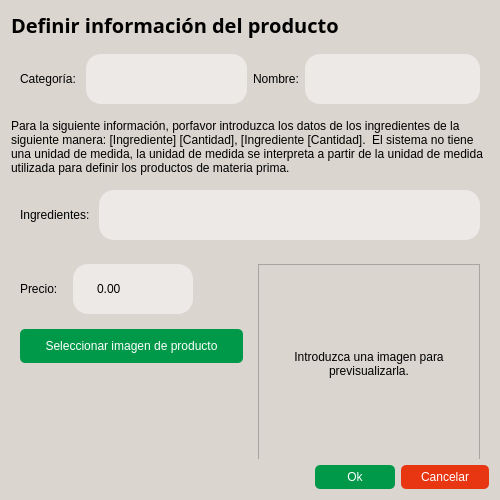
Above: POS_Application/src/ui/inventory/productformdialog.ui from Svndda/POS before the change. Below: the same form after it.
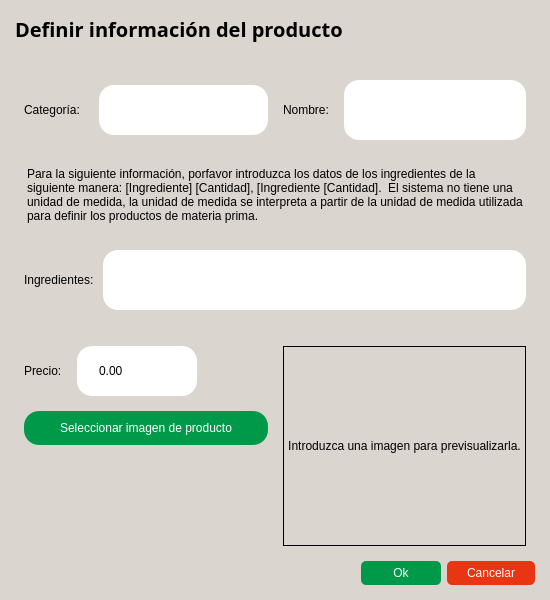
That is the form after the change.

```diff
--- a/POS_Application/src/ui/inventory/productformdialog.ui
+++ b/POS_Application/src/ui/inventory/productformdialog.ui
@@ -6,20 +6,20 @@
    <rect>
     <x>0</x>
     <y>0</y>
-    <width>500</width>
-    <height>500</height>
+    <width>550</width>
+    <height>600</height>
    </rect>
   </property>
   <property name="minimumSize">
    <size>
-    <width>500</width>
-    <height>400</height>
+    <width>550</width>
+    <height>600</height>
    </size>
   </property>
   <property name="maximumSize">
    <size>
-    <width>800</width>
-    <height>700</height>
+    <width>550</width>
+    <height>600</height>
    </size>
   </property>
   <property name="windowTitle">
@@ -30,6 +30,21 @@
 background-color: rgb(218, 213, 207);</string>
   </property>
   <layout class="QVBoxLayout" name="verticalLayout">
+   <property name="spacing">
+    <number>6</number>
+   </property>
+   <property name="leftMargin">
+    <number>15</number>
+   </property>
+   <property name="topMargin">
+    <number>15</number>
+   </property>
+   <property name="rightMargin">
+    <number>15</number>
+   </property>
+   <property name="bottomMargin">
+    <number>15</number>
+   </property>
    <item>
     <widget class="QLabel" name="label">
      <property name="font">
@@ -47,9 +62,28 @@
      </property>
     </widget>
    </item>
+   <item>
+    <spacer name="verticalSpacer_2">
+     <property name="orientation">
+      <enum>Qt::Orientation::Vertical</enum>
+     </property>
+     <property name="sizeType">
+      <enum>QSizePolicy::Policy::Minimum</enum>
+     </property>
+     <property name="sizeHint" stdset="0">
+      <size>
+       <width>20</width>
+       <height>10</height>
+      </size>
+     </property>
+    </spacer>
+   </item>
    <item>
     <widget class="QWidget" name="widget" native="true">
      <layout class="QHBoxLayout" name="horizontalLayout_2">
+      <property name="spacing">
+       <number>15</number>
+      </property>
       <item>
        <layout class="QHBoxLayout" name="horizontalLayout">
         <item>
@@ -78,12 +112,11 @@
           </property>
           <property name="styleSheet">
            <string notr="true">  QComboBox {
-    border: 2px solid  rgb(237, 233, 230);
     border-radius: 15px;
     color: black;
-    background-color: rgb(237, 233, 230);
+	background-color: white;
     padding-left: 20px;
-    padding-right: 20px;
+    padding-right: 10px;
   }
 
   /* Estilo para el área desplegable */
@@ -139,13 +172,12 @@
           </property>
           <property name="styleSheet">
            <string notr="true">QLineEdit {
-  border: 2px solid  rgb(237, 233, 230);
   border-radius: 15px;
 
   color: black;
-  background-color: rgb(237, 233, 230);
+  background-color: white;
   padding-left: 20px;
-  padding-right: 20px;
+  padding-right: 10px;
   padding-top: 10px;
   padding-bottom: 10px;
 }</string>
@@ -163,7 +195,9 @@
    <item>
     <widget class="QLabel" name="label_2">
      <property name="styleSheet">
-      <string notr="true">color:black;</string>
+      <string notr="true">color:black;
+padding-left: 9px;
+padding-right: 9px;</string>
      </property>
      <property name="text">
       <string>Para la siguiente información, porfavor introduzca los datos de los ingredientes de la siguiente manera: [Ingrediente] [Cantidad], [Ingrediente [Cantidad].  El sistema no tiene una unidad de medida, la unidad de medida se interpreta a partir de la unidad de medida utilizada para definir los productos de materia prima.</string>
@@ -211,13 +245,12 @@
         </property>
         <property name="styleSheet">
          <string notr="true">QLineEdit {
-  border: 2px solid  rgb(237, 233, 230);
   border-radius: 15px;
 
   color: black;
-  background-color: rgb(237, 233, 230);
+  background-color: white;
   padding-left: 20px;
-  padding-right: 20px;
+  padding-right: 10px;
   padding-top: 10px;
   padding-bottom: 10px;
 }
@@ -245,6 +278,9 @@
       </property>
       <item>
        <layout class="QVBoxLayout" name="verticalLayout_2">
+        <property name="spacing">
+         <number>15</number>
+        </property>
         <item>
          <layout class="QHBoxLayout" name="horizontalLayout_6">
           <item>
@@ -273,13 +309,12 @@
             </property>
             <property name="styleSheet">
              <string notr="true">QDoubleSpinBox {
-  border: 2px solid  rgb(237, 233, 230);
   border-radius: 15px;
 
   color: black;
-  background-color: rgb(237, 233, 230);
+  background-color: white;
   padding-left: 20px;
-  padding-right: 20px;
+  padding-right: 10px;
 }
 
 QDoubleSpinBox::up-button, QDoubleSpinBox::down-button {
@@ -323,7 +358,7 @@
           </property>
           <property name="styleSheet">
            <string notr="true">QPushButton {
-	border-radius: 5px;
+	border-radius: 15px;
 	padding: 10px;
 	background-color: rgb(0, 153, 73);
 	color: rgb(255, 255, 255);
@@ -396,7 +431,8 @@
          <bool>false</bool>
         </property>
         <property name="styleSheet">
-         <string notr="true">color: black;</string>
+         <string notr="true">color: black;
+border: 1px solid black;</string>
         </property>
         <property name="frameShape">
          <enum>QFrame::Shape::StyledPanel</enum>
```
